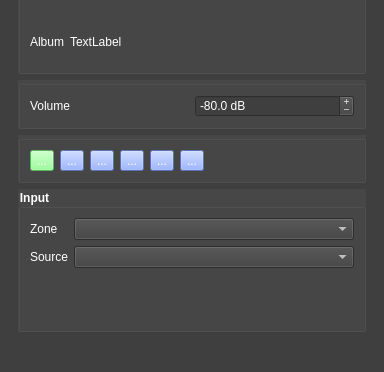
Qt form pyyamamainwindow.ui (jaakkojulin/pyyama) before a commit; both pictures show x 0 to 384 and y 162 to 534 of the 384 by 534 pixel window.
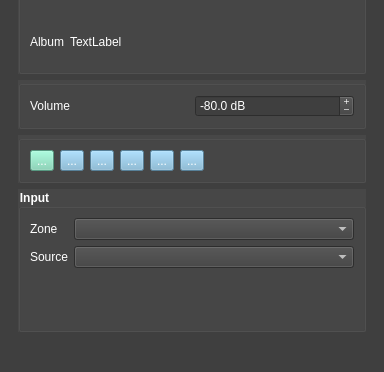
The same form after that commit. Icons and pictures are not drawn.

```diff
--- a/pyyamamainwindow.ui
+++ b/pyyamamainwindow.ui
@@ -30,7 +30,7 @@
      <widget class="QTabWidget" name="tabWidget">
       <property name="styleSheet">
        <string notr="true">QToolButton {
-background-color: rgb(127,159,255);
+background-color: rgb(122,179,213);
 }
 
 QLabel {
@@ -210,7 +210,7 @@
            <item>
             <widget class="QToolButton" name="powerToolButton">
              <property name="styleSheet">
-              <string notr="true">background-color: rgb(127,255,127)</string>
+              <string notr="true">background-color: rgb(122,213,179)</string>
              </property>
              <property name="text">
               <string>...</string>
```
